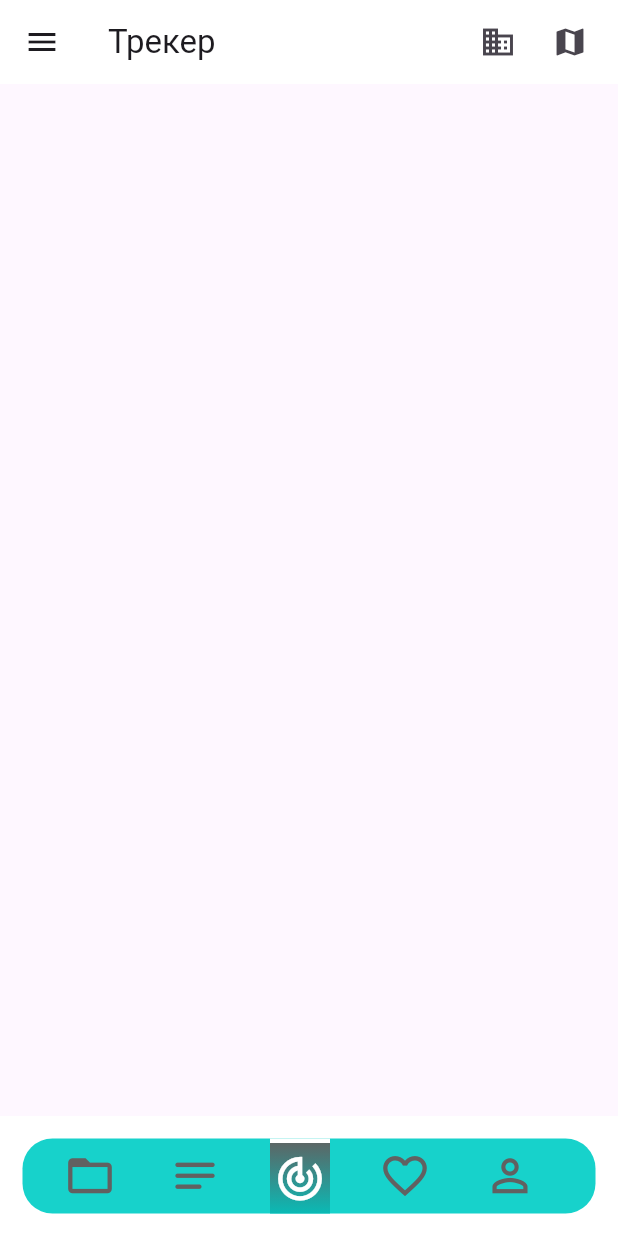
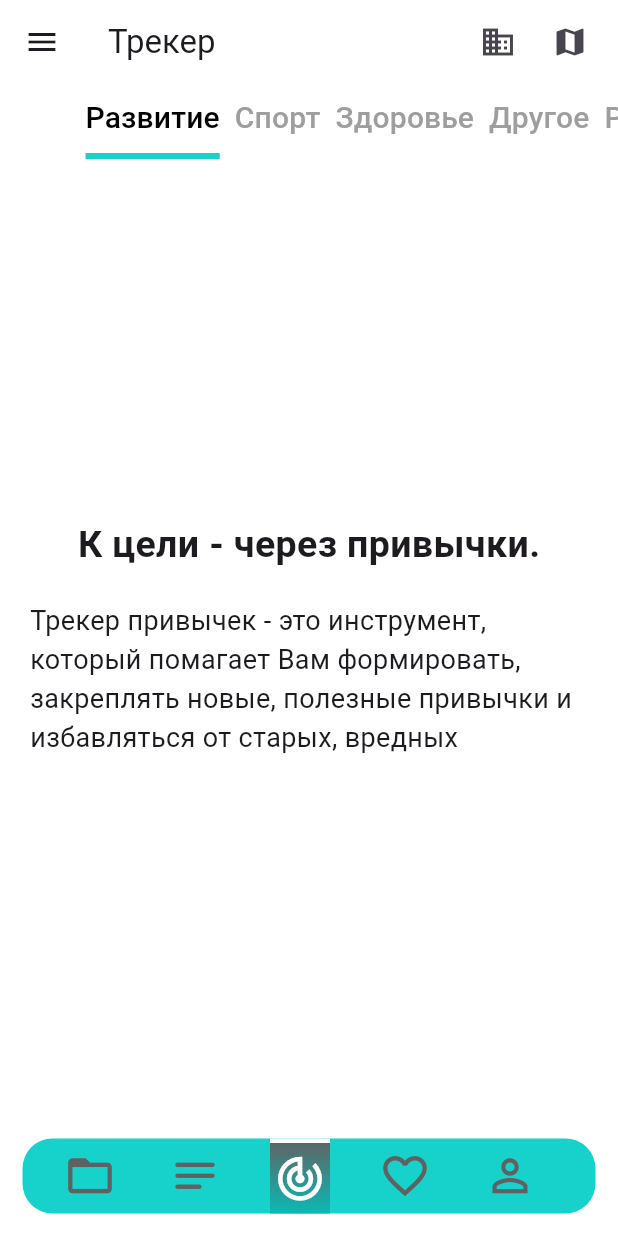
Before and after one commit to MironAlikc/planner_app, a Flutter app: the screen it shows after launch, after a tap on the "notes" icon, after a tap on the "track changes" icon, on a phone screen of 412 x 824 dp. Run offline on Flutter 3.47's test engine with Material 2 defaults, Android fonts, the phone set to English and light mode, and no system bars; our stand-ins replace google_fonts.

Commit message:
added tab bar tracker screen

```diff
--- a/lib/home_screen/home_screen.dart
+++ b/lib/home_screen/home_screen.dart
@@ -6,7 +6,7 @@ class HomeScreen extends StatelessWidget {
 
   @override
   Widget build(BuildContext context) {
-    return Scaffold(
+    return const Scaffold(
       body: BottomNavigationBarWidget(),
     );
   }
--- a/lib/screen_bar/tracker_screen.dart
+++ /dev/null
@@ -1,12 +0,0 @@
-import 'package:flutter/material.dart';
-
-class TrackerScreen extends StatelessWidget {
-  const TrackerScreen({super.key});
-
-  @override
-  Widget build(BuildContext context) {
-    return Scaffold(
-        //  backgroundColor: Colors.grey,
-        );
-  }
-}
--- /dev/null
+++ b/lib/screen_navigation_bar/affairs_screen.dart
@@ -0,0 +1,65 @@
+import 'package:flutter/material.dart';
+import 'package:planner_app/resources/colors.dart';
+import 'package:planner_app/tab_bar_affairs_screen/other_screen.dart';
+import 'package:planner_app/tab_bar_affairs_screen/private_screen.dart';
+import 'package:planner_app/tab_bar_affairs_screen/shopping_list_screen.dart';
+import 'package:planner_app/tab_bar_affairs_screen/work_screen.dart';
+
+class AffairsScreen extends StatefulWidget {
+  const AffairsScreen({super.key});
+
+  @override
+  State<AffairsScreen> createState() => _AffairsScreenState();
+}
+
+class _AffairsScreenState extends State<AffairsScreen>
+    with SingleTickerProviderStateMixin {
+  late TabController _tabController;
+  @override
+  void initState() {
+    super.initState();
+    _tabController = TabController(length: 4, vsync: this);
+  }
+
+  @override
+  void dispose() {
+    super.dispose();
+    _tabController.dispose();
+  }
+
+  @override
+  Widget build(BuildContext context) {
+    return Scaffold(
+      backgroundColor: Colors.white,
+      appBar: PreferredSize(
+        preferredSize: const Size.fromHeight(kToolbarHeight),
+        child: TabBar(
+          isScrollable: true,
+          controller: _tabController,
+          indicatorColor: ColorsApp.mainColor,
+          unselectedLabelColor: Colors.grey,
+          labelColor: Colors.black,
+          indicatorWeight: 3.0,
+          dividerColor: Colors.white,
+          labelStyle: const TextStyle(fontSize: 20),
+          labelPadding: const EdgeInsets.symmetric(horizontal: 5),
+          tabs: const [
+            Tab(text: 'Личные'),
+            Tab(text: 'Работа'),
+            Tab(text: 'Список покупок'),
+            Tab(text: 'Другое'),
+          ],
+        ),
+      ),
+      body: TabBarView(
+        controller: _tabController,
+        children: const [
+          OtherScreen(),
+          PrivateScreen(),
+          ShoppingListScreen(),
+          WorkScreen(),
+        ],
+      ),
+    );
+  }
+}
--- /dev/null
+++ b/lib/screen_navigation_bar/tracker_screen.dart
@@ -0,0 +1,77 @@
+import 'package:flutter/material.dart';
+import 'package:planner_app/resources/colors.dart';
+import 'package:planner_app/tab_bar_affairs_screen/other_screen.dart';
+import 'package:planner_app/tab_bar_affairs_screen/work_screen.dart';
+import 'package:planner_app/tab_bar_tracker_screen/development_screen.dart';
+import 'package:planner_app/tab_bar_tracker_screen/health_screen.dart';
+import 'package:planner_app/tab_bar_tracker_screen/sport_screen.dart';
+
+class TrackerScreen extends StatefulWidget {
+  const TrackerScreen({super.key});
+
+  @override
+  State<TrackerScreen> createState() => _TrackerScreenState();
+}
+
+class _TrackerScreenState extends State<TrackerScreen>
+    with SingleTickerProviderStateMixin {
+  late TabController _tabController;
+  @override
+  void initState() {
+    super.initState();
+    _tabController = TabController(length: 5, vsync: this);
+  }
+
+  @override
+  void dispose() {
+    super.dispose();
+    _tabController.dispose();
+  }
+
+  @override
+  Widget build(BuildContext context) {
+    return Scaffold(
+      backgroundColor: Colors.white,
+      appBar: PreferredSize(
+        preferredSize: const Size.fromHeight(kToolbarHeight),
+        child: TabBar(
+          controller: _tabController,
+          isScrollable: true,
+          //   padding: EdgeInsets.symmetric(horizontal: 20, vertical: 10),
+          indicatorColor: ColorsApp.mainColor,
+          // automaticIndicatorColorAdjustment: true,
+          indicatorWeight: 4.0,
+          // indicatorPadding: EdgeInsets.symmetric(horizontal: 10),
+          indicator: const UnderlineTabIndicator(
+            borderSide: BorderSide(color: ColorsApp.mainColor, width: 4.0),
+            //insets: EdgeInsets.fromLTRB(10.0, 0.0, 10.0, 5.0),
+          ),
+          indicatorSize: TabBarIndicatorSize.label,
+          dividerColor: Colors.white,
+          labelColor: Colors.black,
+          labelStyle: const TextStyle(fontSize: 20),
+          labelPadding: const EdgeInsets.symmetric(horizontal: 5),
+          unselectedLabelColor: Colors.grey,
+
+          tabs: const [
+            Tab(text: 'Развитие'),
+            Tab(text: 'Спорт'),
+            Tab(text: 'Здоровье'),
+            Tab(text: 'Другое'),
+            Tab(text: 'Работа'),
+          ],
+        ),
+      ),
+      body: TabBarView(
+        controller: _tabController,
+        children: const [
+          DevelopmentScreen(),
+          SportScreen(),
+          HealtScreen(),
+          OtherScreen(),
+          WorkScreen(),
+        ],
+      ),
+    );
+  }
+}
--- /dev/null
+++ b/lib/tab_bar_affairs_screen/other_screen.dart
@@ -0,0 +1,31 @@
+import 'package:flutter/material.dart';
+import 'package:planner_app/theme/app_fonts.dart';
+
+class OtherScreen extends StatelessWidget {
+  const OtherScreen({super.key});
+
+  @override
+  Widget build(BuildContext context) {
+    return const Scaffold(
+      backgroundColor: Colors.white,
+      body: Padding(
+        padding: EdgeInsets.symmetric(horizontal: 15),
+        child: Column(
+          mainAxisAlignment: MainAxisAlignment.center,
+          children: [
+            Text(
+              'У Вас пока нет задач.',
+              style: AppFonts.w700s25,
+            ),
+            SizedBox(height: 20),
+            Text(
+              'Диспетчер задач - эффективное средство для планирования и управления повседневными задачами. Совершенствуйтесь и повышайте производительность отслеживая статус выполнения ежедненвых дел.',
+              style: AppFonts.w400s18,
+              // textAlign: TextAlign.center,
+            ),
+          ],
+        ),
+      ),
+    );
+  }
+}
--- /dev/null
+++ b/lib/tab_bar_tracker_screen/development_screen.dart
@@ -0,0 +1,33 @@
+import 'package:flutter/material.dart';
+import 'package:flutter/widgets.dart';
+import 'package:planner_app/theme/app_fonts.dart';
+
+class DevelopmentScreen extends StatelessWidget {
+  const DevelopmentScreen({super.key});
+
+  @override
+  Widget build(BuildContext context) {
+    return const Scaffold(
+      backgroundColor: Colors.white,
+      body: Padding(
+        padding: EdgeInsets.symmetric(
+          horizontal: 20,
+        ),
+        child: Column(
+          mainAxisAlignment: MainAxisAlignment.center,
+          children: [
+            Text(
+              'К цели - через привычки.',
+              style: AppFonts.w700s25,
+            ),
+            SizedBox(height: 20),
+            Text(
+              'Трекер привычек - это инструмент, который помагает Вам формировать, закреплять новые, полезные привычки и избавляться от старых, вредных',
+              style: AppFonts.w400s18,
+            ),
+          ],
+        ),
+      ),
+    );
+  }
+}
--- a/lib/widgets/bottom_navigation_bar_widget.dart
+++ b/lib/widgets/bottom_navigation_bar_widget.dart
@@ -1,10 +1,10 @@
 import 'package:flutter/material.dart';
 import 'package:planner_app/resources/colors.dart';
-import 'package:planner_app/screen_bar/affairs_screen.dart';
-import 'package:planner_app/screen_bar/finance_screen.dart';
-import 'package:planner_app/screen_bar/goals_screen.dart';
-import 'package:planner_app/screen_bar/notes_screen.dart';
-import 'package:planner_app/screen_bar/tracker_screen.dart';
+import 'package:planner_app/screen_navigation_bar/affairs_screen.dart';
+import 'package:planner_app/screen_navigation_bar/finance_screen.dart';
+import 'package:planner_app/screen_navigation_bar/goals_screen.dart';
+import 'package:planner_app/screen_navigation_bar/notes_screen.dart';
+import 'package:planner_app/screen_navigation_bar/tracker_screen.dart';
 import 'package:planner_app/theme/app_fonts.dart';
 
 class BottomNavigationBarWidget extends StatefulWidget {
@@ -73,7 +73,7 @@ class _BottomNavigationBarWidgetState extends State<BottomNavigationBarWidget>
                       onPressed: () {},
                     ),
                   ),
-                  Text(
+                  const Text(
                     'Planner',
                     style: AppFonts.w700s25,
                   ),
@@ -89,7 +89,7 @@ class _BottomNavigationBarWidgetState extends State<BottomNavigationBarWidget>
               ),
             ),
             ListTile(
-              leading: Icon(
+              leading: const Icon(
                 Icons.home,
               ),
               title: const Text(
@@ -100,7 +100,7 @@ class _BottomNavigationBarWidgetState extends State<BottomNavigationBarWidget>
               },
             ),
             ListTile(
-              leading: Icon(
+              leading: const Icon(
                 Icons.home,
               ),
               title: const Text('Темы'),
--- a/pubspec.yaml
+++ b/pubspec.yaml
@@ -35,6 +35,7 @@ dependencies:
   # The following adds the Cupertino Icons font to your application.
   # Use with the CupertinoIcons class for iOS style icons.
   cupertino_icons: ^1.0.2
+  google_fonts: ^5.1.0
 
 dev_dependencies:
   flutter_test:
```
Also changed, not shown: lib/screen_bar/affairs_screen.dart (deleted, +0 -12 lines), lib/tab_bar_affairs_screen/private_screen.dart (added, +31 -0 lines), lib/tab_bar_affairs_screen/shopping_list_screen.dart (added, +31 -0 lines), lib/tab_bar_affairs_screen/work_screen.dart (added, +31 -0 lines), lib/tab_bar_tracker_screen/health_screen.dart (added, +32 -0 lines), lib/tab_bar_tracker_screen/other_screen.dart (added, +32 -0 lines), lib/tab_bar_tracker_screen/sport_screen.dart (added, +32 -0 lines), lib/tab_bar_tracker_screen/work_screen.dart (added, +32 -0 lines), lib/test.dart (added, +139 -0 lines), lib/screen_navigation_bar/finance_screen.dart (renamed from lib/screen_bar/finance_screen.dart), lib/screen_navigation_bar/goals_screen.dart (renamed from lib/screen_bar/goals_screen.dart), lib/screen_navigation_bar/notes_screen.dart (renamed from lib/screen_bar/notes_screen.dart), pubspec.lock, 10 other files.
